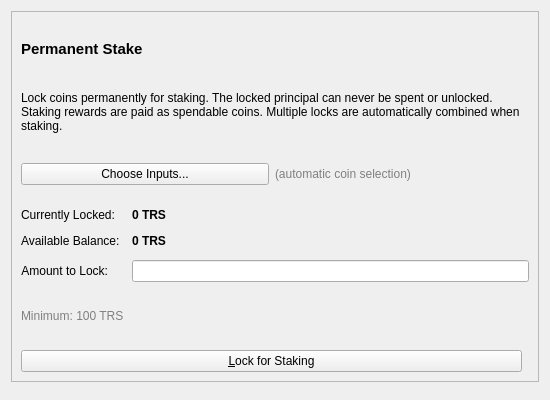
The window that src/qt/forms/stakepage.ui (OZmasterAI/Torus-PoS-UTXO) describes before a commit, drawn with Qt 5.
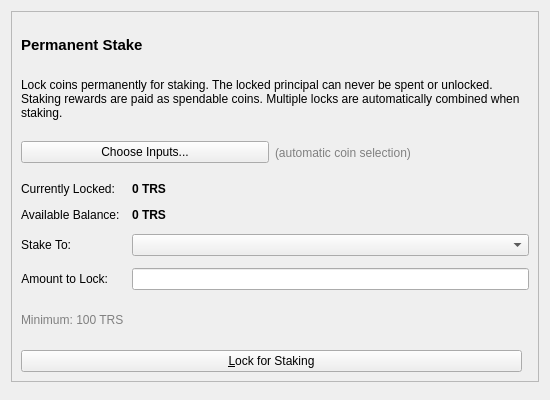
The same window after the commit. Icons and pictures are not drawn. Custom widgets are drawn as their Qt base class.

Commit message:
feat: add stake destination selector to permanent stake page
Users can now choose to add coins to an existing permanent stake address
instead of always generating a new one. The combo box shows all existing
permanent stake addresses with their locked balances, and auto-refreshes
when balances change.

```diff
--- a/src/qt/forms/stakepage.ui
+++ b/src/qt/forms/stakepage.ui
@@ -124,6 +124,19 @@
          </widget>
         </item>
         <item row="2" column="0">
+         <widget class="QLabel" name="labelDestination">
+          <property name="text">
+           <string>Stake To:</string>
+          </property>
+          <property name="alignment">
+           <set>Qt::AlignRight|Qt::AlignTrailing|Qt::AlignVCenter</set>
+          </property>
+         </widget>
+        </item>
+        <item row="2" column="1">
+         <widget class="QComboBox" name="stakeDestination"/>
+        </item>
+        <item row="3" column="0">
          <widget class="QLabel" name="labelAmount">
           <property name="text">
            <string>Amount to Lock:</string>
@@ -136,7 +149,7 @@
           </property>
          </widget>
         </item>
-        <item row="2" column="1">
+        <item row="3" column="1">
          <widget class="BitcoinAmountField" name="stakeAmount"/>
         </item>
        </layout>
```
The commit also changes 2 other files.
